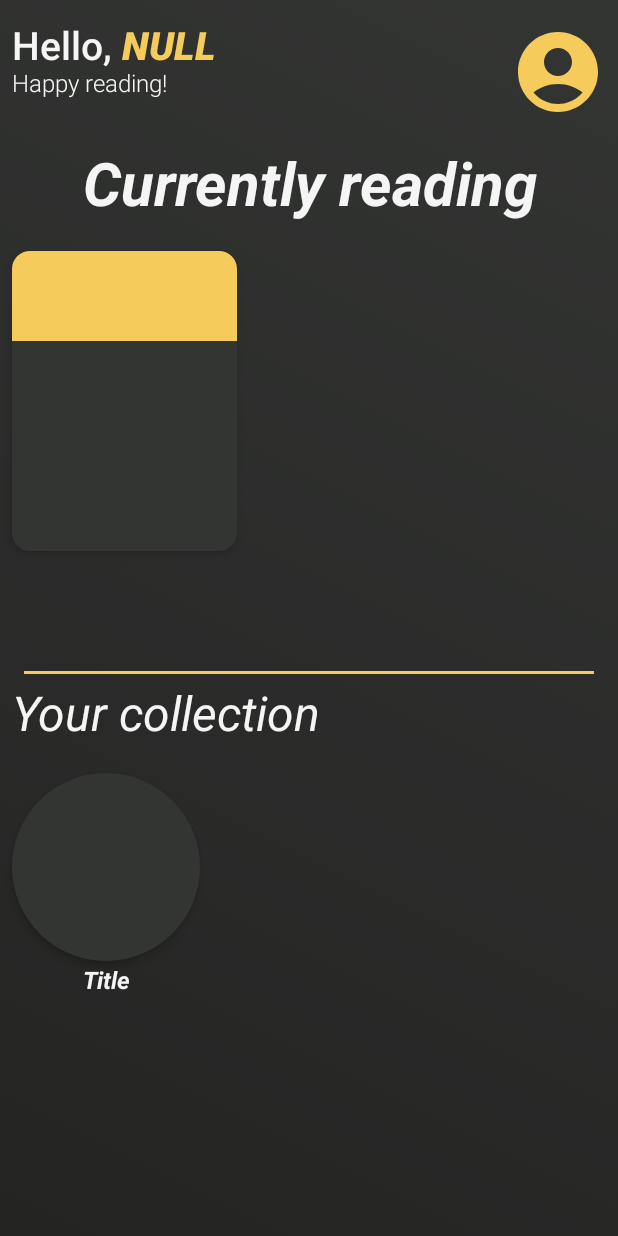
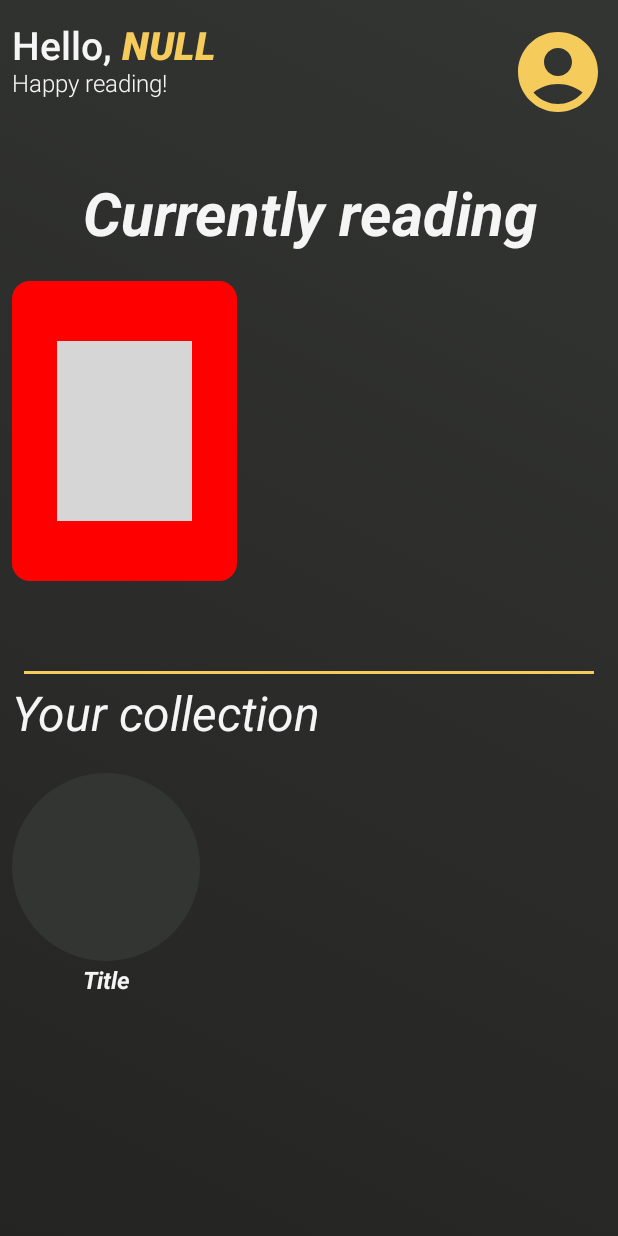
Before and after one commit to DEJA-1/READ, an Android app built with Jetpack Compose: the screen it shows after launch (MainActivity), on a phone screen of 412 x 824 dp. Run offline under Robolectric (Android 15) with nearby library versions, the phone set to English and light mode, and no system bars; our stand-ins replace Dagger/Hilt's generated code, Firebase (no records; nobody signed in at launch, a user with empty details on screens opened directly); pictures from the network do not load; grey boxes are pictures that could not be loaded.

Commit message:
change BookRow layout

```diff
--- a/app/src/main/AndroidManifest.xml
+++ b/app/src/main/AndroidManifest.xml
@@ -5,6 +5,7 @@
 
     <application
         android:name="com.example.ReadApp"
+        android:usesCleartextTraffic="true"
         android:allowBackup="true"
         android:dataExtractionRules="@xml/data_extraction_rules"
         android:fullBackupContent="@xml/backup_rules"
--- a/app/src/main/java/com/example/read/presentation/screen/home/HomeScreen.kt
+++ b/app/src/main/java/com/example/read/presentation/screen/home/HomeScreen.kt
@@ -5,6 +5,7 @@ import androidx.compose.foundation.layout.*
 import androidx.compose.material.Divider
 import androidx.compose.runtime.Composable
 import androidx.compose.ui.Modifier
+import androidx.compose.ui.platform.LocalContext
 import androidx.compose.ui.unit.dp
 import androidx.navigation.NavController
 import com.example.read.commons.AppColors
@@ -20,6 +21,8 @@ fun HomeScreen(
     viewModel: HomeViewModel = androidx.lifecycle.viewmodel.compose.viewModel()
 ) {
 
+    val context = LocalContext.current
+
     Box(
         modifier = Modifier
             .fillMaxSize()
@@ -33,11 +36,11 @@ fun HomeScreen(
                 navController.navigate(Screen.Profile.route)
             }
 
-            Spacer(modifier = Modifier.height(20.dp))
+            Spacer(modifier = Modifier.height(40.dp))
 
-            CurrentlyReadingSection()
+            CurrentlyReadingSection(context = context)
 
-            Spacer(modifier = Modifier.height(80.dp))
+            Spacer(modifier = Modifier.height(60.dp))
 
             Divider(
                 modifier = Modifier.padding(start = 8.dp, end = 8.dp, bottom = 8.dp),
--- a/app/src/main/java/com/example/read/presentation/screen/home/components/BookRow.kt
+++ b/app/src/main/java/com/example/read/presentation/screen/home/components/BookRow.kt
@@ -10,6 +10,7 @@ import androidx.compose.material.Text
 import androidx.compose.runtime.Composable
 import androidx.compose.ui.Alignment
 import androidx.compose.ui.Modifier
+import androidx.compose.ui.draw.clip
 import androidx.compose.ui.graphics.Color
 import androidx.compose.ui.text.font.FontStyle
 import androidx.compose.ui.text.font.FontWeight
@@ -34,18 +35,19 @@ fun BookRow(
     Column(
         horizontalAlignment = Alignment.CenterHorizontally,
     ) {
-        Card(
+        Box(
             modifier = Modifier
+                .clip(RoundedCornerShape(shapeDp.dp))
                 .clickable {
                     onItemClicked()
                 }
                 .height(heightSize.dp)
-                .width(widthSize.dp),
-            shape = RoundedCornerShape(shapeDp.dp),
-            elevation = 4.dp,
-            backgroundColor = AppColors.mBackgroundSec,
-            content = content
-        )
+                .width(widthSize.dp)
+                .background(AppColors.mBackgroundSec)
+
+        ) {
+            content()
+        }
 
         if (isForYou) {
             Text(
--- a/app/src/main/java/com/example/read/presentation/screen/home/components/CurrentlyReadingSection.kt
+++ b/app/src/main/java/com/example/read/presentation/screen/home/components/CurrentlyReadingSection.kt
@@ -1,22 +1,32 @@
 package com.example.read.presentation.screen.home.components
 
+import android.content.Context
 import androidx.compose.foundation.background
 import androidx.compose.foundation.layout.*
+import androidx.compose.foundation.shape.RoundedCornerShape
 import androidx.compose.material.Text
 import androidx.compose.runtime.Composable
+import androidx.compose.ui.Alignment
+import androidx.compose.ui.Alignment.Companion.Center
+import androidx.compose.ui.Alignment.Companion.CenterHorizontally
 import androidx.compose.ui.Modifier
+import androidx.compose.ui.draw.clip
 import androidx.compose.ui.graphics.Color
+import androidx.compose.ui.layout.ContentScale
+import androidx.compose.ui.platform.LocalContext
 import androidx.compose.ui.text.font.FontStyle
 import androidx.compose.ui.text.font.FontWeight
 import androidx.compose.ui.text.style.TextAlign
 import androidx.compose.ui.tooling.preview.Preview
 import androidx.compose.ui.unit.dp
 import androidx.compose.ui.unit.sp
+import coil.compose.AsyncImage
+import coil.request.ImageRequest
 import com.example.read.commons.AppColors
 
 @Preview
 @Composable
-fun CurrentlyReadingSection() {
+fun CurrentlyReadingSection(context: Context = LocalContext.current) {
 
     Column(
         modifier = Modifier.padding()
@@ -34,19 +44,36 @@ fun CurrentlyReadingSection() {
         Spacer(modifier = Modifier.height(20.dp))
 
         BookRow() {
+
             Box(
                 modifier = Modifier
-                    .fillMaxWidth()
-                    .background(Color.Transparent)
+                    .fillMaxSize()
+                    .background(Color.Red),
+                contentAlignment = Center
             ) {
 
-                Box(
-                    modifier = Modifier
-                        .fillMaxWidth()
-                        .fillMaxHeight(0.3f)
-                        .background(AppColors.mMain)
+                AsyncImage(
+                    modifier = Modifier.fillMaxSize(0.6f).clip(RoundedCornerShape(12.dp)),
+                    model = ImageRequest.Builder(context)
+                        .data("http://books.google.com/books/content?id=pZ5iAgAAQBAJ&printsec=frontcover&img=1&zoom=1&edge=curl&source=gbs_api")
+                        .crossfade(true)
+                        .build(),
+                    contentScale = ContentScale.FillBounds,
+                    contentDescription = "Book image"
                 )
+
             }
+
+
+
+//            Box(
+//                modifier = Modifier
+//                    .fillMaxWidth()
+//                    .fillMaxHeight(0.3f)
+//                    .background(AppColors.mMain)
+//            )
+
+
         }
     }
 }
--- a/app/src/main/java/com/example/read/presentation/screen/home/components/YourCollectionSection.kt
+++ b/app/src/main/java/com/example/read/presentation/screen/home/components/YourCollectionSection.kt
@@ -28,7 +28,7 @@ fun YourCollectionSection() {
         Spacer(modifier = Modifier.height(20.dp))
 
         BookRow(
-            shapeDp = 360,
+            shapeDp = 180,
             heightSize = 125,
             widthSize = 125,
             isForYou = true
```
